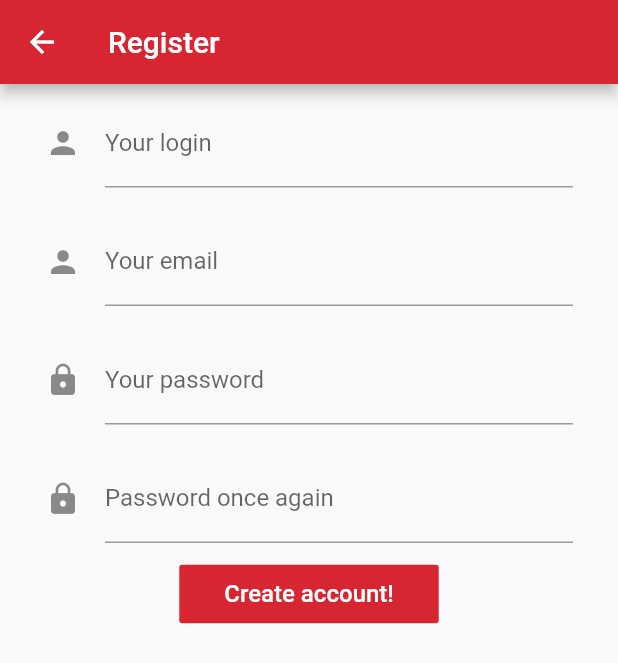
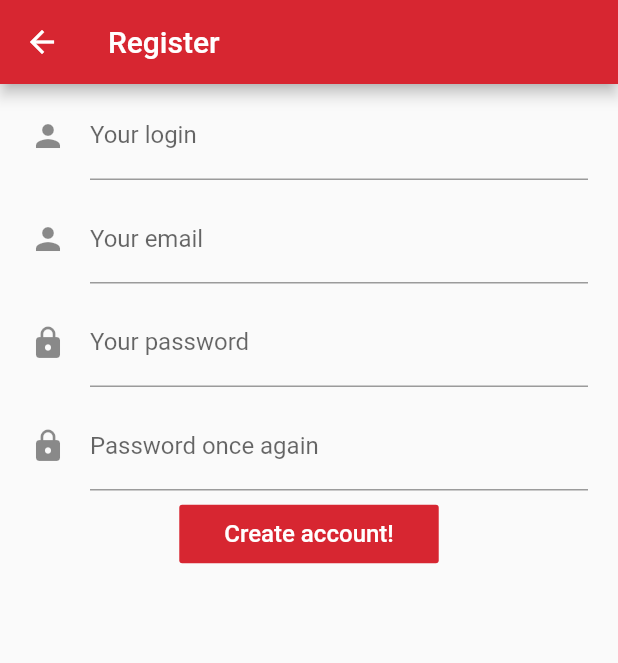
Before and after one commit to kinopek/Kelvin_Date, a Flutter app: the screen it shows after launch, after a tap on "Create new account", on a phone screen of 412 x 824 dp. Shown: the top 663 px of the screen. Run offline on Flutter 3.47's test engine with Material 2 defaults, Android fonts, the light colour scheme and no system bars; our stand-ins replace cached_network_image, cloud_firestore, firebase_auth, firebase_database, firebase_messaging, firebase_storage and 6 more; missing offline and left inert: geocoder; accounts and stored records are empty; network calls fail.

Commit message:
register form fit

```diff
--- a/lib/main.dart
+++ b/lib/main.dart
@@ -23,7 +23,7 @@ class MyApp  extends StatelessWidget
           '/login': (BuildContext context) => Loging(),
           '/register': (BuildContext context) => Register(),
           '/users': (BuildContext context) => Users(currentUserId: prefs.get('id'),),
-          '/geo': (BuildContext context) => GeolocationExample(),
+          '/geo': (BuildContext context) => GeolocationExample(secondUserId: prefs.get('chattingWith'),),
 
         });
   }
--- a/lib/register.dart
+++ b/lib/register.dart
@@ -43,7 +43,7 @@ class RegisterState extends State {
           child: Column(
             children: <Widget>[
               Container(
-                padding: EdgeInsets.fromLTRB(30.0, 10.0, 30.0, 10.0),
+                padding: EdgeInsets.fromLTRB(20.0, 5.0, 20.0, 5.0),
                 child: TextFormField(
                   decoration: InputDecoration(
                     labelText: 'Your login',
@@ -74,7 +74,7 @@ class RegisterState extends State {
                 ),
               ),
               Container(
-                padding: EdgeInsets.fromLTRB(30.0, 10.0, 30.0, 10.0),
+                padding: EdgeInsets.fromLTRB(20.0, 5.0, 20.0, 5.0),
                 child: TextFormField(
                   decoration: InputDecoration(
                     labelText: 'Your email',
@@ -105,7 +105,7 @@ class RegisterState extends State {
                 ),
               ),
               Container(
-                padding: EdgeInsets.fromLTRB(30.0, 10.0, 30.0, 10.0),
+                padding: EdgeInsets.fromLTRB(20.0, 5.0, 20.0, 5.0),
                 child: TextFormField(
                   decoration: InputDecoration(
                     labelText: 'Your password',
@@ -134,7 +134,7 @@ class RegisterState extends State {
                 ),
               ),
               Container(
-                padding: EdgeInsets.fromLTRB(30.0, 10.0, 30.0, 10.0),
+                padding: EdgeInsets.fromLTRB(20.0, 5.0, 20.0, 5.0),
                 child: TextFormField(
                   decoration: InputDecoration(
                     labelText: 'Password once again',
```
